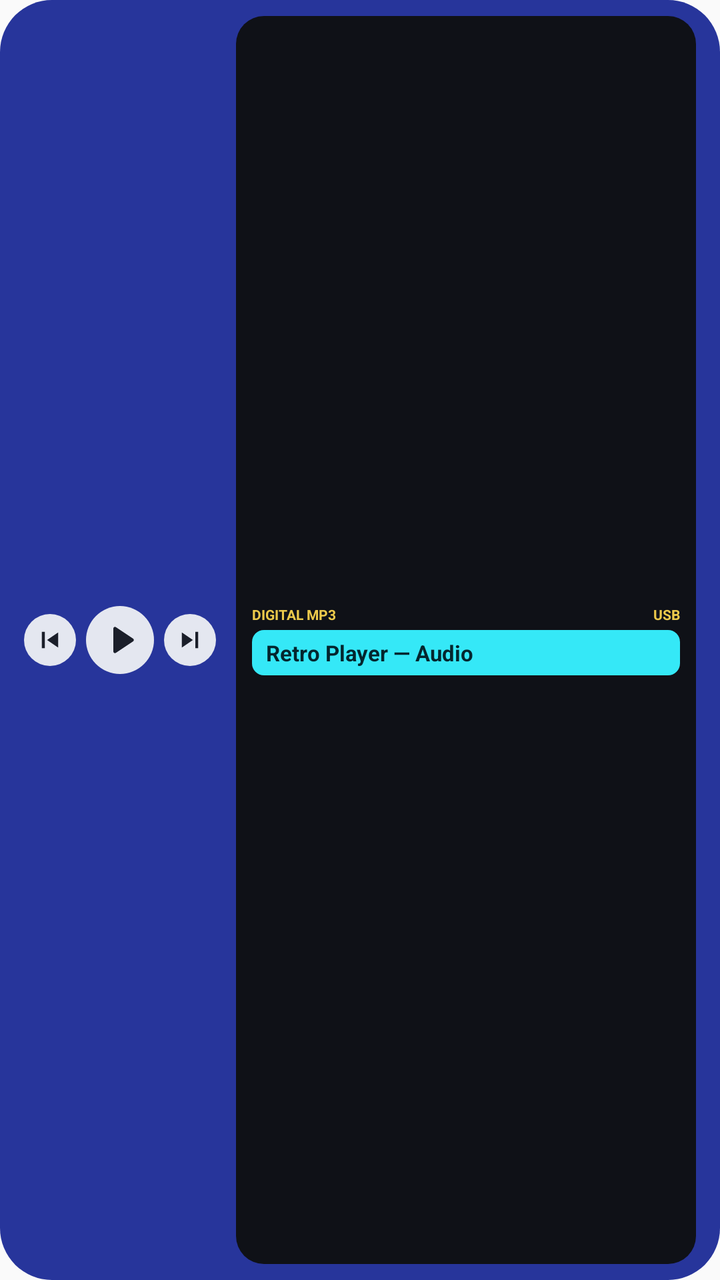
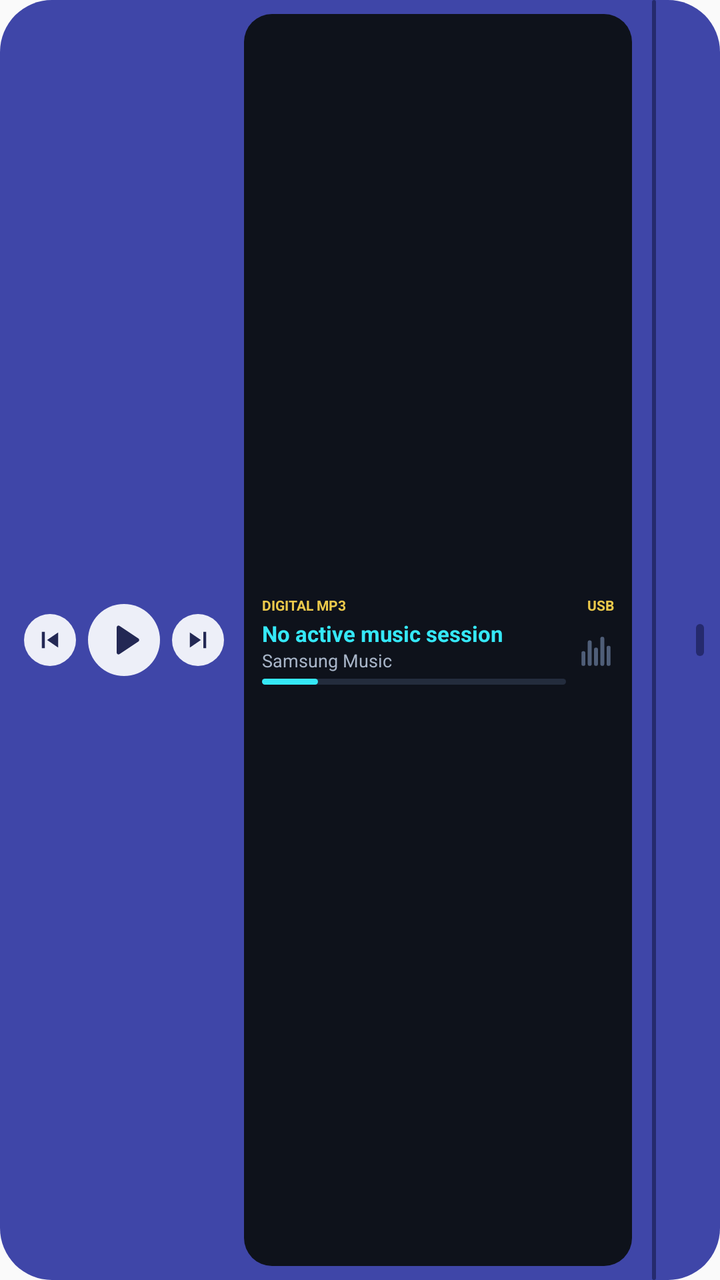

Compare the two renders of this Android layout. The source of the first and the diff that turns it into the second are given below.
<!-- AndroidManifest.xml: application theme Theme.OneUiExtraWidgets -->
<!-- res/layout/widget_preview_mp3.xml -->
<?xml version="1.0" encoding="utf-8"?>
<LinearLayout xmlns:android="http://schemas.android.com/apk/res/android"
    android:layout_width="match_parent"
    android:layout_height="match_parent"
    android:background="@drawable/bg_preview_mp3_shell"
    android:gravity="center_vertical"
    android:orientation="horizontal"
    android:paddingLeft="12dp"
    android:paddingTop="8dp"
    android:paddingRight="12dp"
    android:paddingBottom="8dp">

    
    <LinearLayout
        android:layout_width="wrap_content"
        android:layout_height="wrap_content"
        android:gravity="center_vertical"
        android:orientation="horizontal">

        <ImageView
            android:layout_width="26dp"
            android:layout_height="26dp"
            android:background="@drawable/bg_preview_silver_circle"
            android:contentDescription="@string/widget_music_mp3_title"
            android:padding="6dp"
            android:src="@drawable/ic_media_prev" />

        <ImageView
            android:layout_width="34dp"
            android:layout_height="34dp"
            android:layout_marginStart="5dp"
            android:background="@drawable/bg_preview_silver_circle"
            android:contentDescription="@string/widget_music_mp3_title"
            android:padding="7dp"
            android:src="@drawable/ic_media_play" />

        <ImageView
            android:layout_width="26dp"
            android:layout_height="26dp"
            android:layout_marginStart="5dp"
            android:background="@drawable/bg_preview_silver_circle"
            android:contentDescription="@string/widget_music_mp3_title"
            android:padding="6dp"
            android:src="@drawable/ic_media_next" />
    </LinearLayout>

    
    <LinearLayout
        android:layout_width="0dp"
        android:layout_height="match_parent"
        android:layout_marginStart="10dp"
        android:layout_weight="1"
        android:background="@drawable/bg_preview_mp3_bezel"
        android:gravity="center"
        android:orientation="vertical"
        android:paddingLeft="8dp"
        android:paddingTop="4dp"
        android:paddingRight="8dp"
        android:paddingBottom="4dp">

        <LinearLayout
            android:layout_width="match_parent"
            android:layout_height="wrap_content"
            android:orientation="horizontal">

            <TextView
                android:layout_width="wrap_content"
                android:layout_height="wrap_content"
                android:text="DIGITAL MP3"
                android:textColor="@color/oneui_preview_mp3_gold"
                android:textSize="7sp"
                android:textStyle="bold" />

            <FrameLayout
                android:layout_width="0dp"
                android:layout_height="1dp"
                android:layout_weight="1" />

            <TextView
                android:layout_width="wrap_content"
                android:layout_height="wrap_content"
                android:text="USB"
                android:textColor="@color/oneui_preview_mp3_gold"
                android:textSize="7sp"
                android:textStyle="bold" />
        </LinearLayout>

        <TextView
            android:layout_width="match_parent"
            android:layout_height="wrap_content"
            android:layout_marginTop="3dp"
            android:background="@drawable/bg_preview_lcd_cyan"
            android:ellipsize="end"
            android:maxLines="1"
            android:paddingLeft="7dp"
            android:paddingTop="4dp"
            android:paddingRight="7dp"
            android:paddingBottom="4dp"
            android:text="Retro Player — Audio"
            android:textColor="@color/oneui_preview_lcd_text_primary"
            android:textSize="11sp"
            android:textStyle="bold" />
    </LinearLayout>
</LinearLayout>
<!-- resources referenced by this layout -->
<resources>
  <color name="oneui_preview_lcd_text_primary">#FF04262E</color>
  <color name="oneui_preview_mp3_gold">#FFEBC94B</color>
  <!-- drawable bg_preview_lcd_cyan (drawable) -->
  <?xml version="1.0" encoding="utf-8"?>
  <shape xmlns:android="http://schemas.android.com/apk/res/android"
      android:shape="rectangle">
      <solid android:color="@color/oneui_preview_lcd_cyan_bg" />
      <corners android:radius="6dp" />
  </shape>
  <!-- drawable bg_preview_mp3_bezel (drawable) -->
  <?xml version="1.0" encoding="utf-8"?>
  <shape xmlns:android="http://schemas.android.com/apk/res/android"
      android:shape="rectangle">
      <solid android:color="@color/oneui_preview_mp3_bezel" />
      <corners android:radius="14dp" />
  </shape>
  <!-- drawable bg_preview_mp3_shell (drawable) -->
  <?xml version="1.0" encoding="utf-8"?>
  <shape xmlns:android="http://schemas.android.com/apk/res/android"
      android:shape="rectangle">
      <solid android:color="@color/oneui_preview_mp3_shell" />
      <corners android:radius="26dp" />
  </shape>
  <!-- drawable bg_preview_silver_circle (drawable) -->
  <?xml version="1.0" encoding="utf-8"?>
  <shape xmlns:android="http://schemas.android.com/apk/res/android"
      android:shape="oval">
      <solid android:color="@color/oneui_preview_mp3_silver_bg" />
  </shape>
  <!-- drawable ic_media_prev (drawable) -->
  <?xml version="1.0" encoding="utf-8"?>
  <vector xmlns:android="http://schemas.android.com/apk/res/android"
      android:width="24dp"
      android:height="24dp"
      android:viewportWidth="24"
      android:viewportHeight="24">
      <path
          android:fillColor="@color/oneui_preview_mp3_silver_text"
          android:pathData="M5,5h2.5v14H5zM9.5,12l9.5,6.5V5.5z" />
  </vector>
  <string name="widget_music_mp3_title">Retro Music: 2000s MP3 LCD</string>
  <style name="Theme.OneUiExtraWidgets" parent="Theme.AppCompat.DayNight.NoActionBar">
          <item name="android:statusBarColor">@android:color/transparent</item>
          <item name="android:navigationBarColor">@android:color/transparent</item>
      </style>
  <color name="oneui_preview_lcd_cyan_bg">#FF35E8F7</color>
  <color name="oneui_preview_mp3_bezel">#FF0F1117</color>
  <color name="oneui_preview_mp3_shell">#FF27359B</color>
  <color name="oneui_preview_mp3_silver_bg">#FFE4E7F0</color>
  <color name="oneui_preview_mp3_silver_text">#FF1B1F2A</color>
  <!-- unchanged entries left out for length: 2 -->
</resources>

<!-- the commit's change to res/layout/widget_preview_mp3.xml (unified diff, before → after) -->
@@ -4,18 +4,17 @@
     android:layout_height="match_parent"
     android:background="@drawable/bg_preview_mp3_shell"
     android:gravity="center_vertical"
-    android:orientation="horizontal"
-    android:paddingLeft="12dp"
-    android:paddingTop="8dp"
-    android:paddingRight="12dp"
-    android:paddingBottom="8dp">
+    android:orientation="horizontal">
 
     
     <LinearLayout
         android:layout_width="wrap_content"
         android:layout_height="wrap_content"
         android:gravity="center_vertical"
-        android:orientation="horizontal">
+        android:orientation="horizontal"
+        android:paddingStart="12dp"
+        android:paddingTop="8dp"
+        android:paddingBottom="8dp">
 
         <ImageView
             android:layout_width="26dp"
@@ -26,9 +25,9 @@
             android:src="@drawable/ic_media_prev" />
 
         <ImageView
-            android:layout_width="34dp"
-            android:layout_height="34dp"
-            android:layout_marginStart="5dp"
+            android:layout_width="36dp"
+            android:layout_height="36dp"
+            android:layout_marginStart="6dp"
             android:background="@drawable/bg_preview_silver_circle"
             android:contentDescription="@string/widget_music_mp3_title"
             android:padding="7dp"
@@ -37,7 +36,7 @@
         <ImageView
             android:layout_width="26dp"
             android:layout_height="26dp"
-            android:layout_marginStart="5dp"
+            android:layout_marginStart="6dp"
             android:background="@drawable/bg_preview_silver_circle"
             android:contentDescription="@string/widget_music_mp3_title"
             android:padding="6dp"
@@ -49,14 +48,17 @@
         android:layout_width="0dp"
         android:layout_height="match_parent"
         android:layout_marginStart="10dp"
+        android:layout_marginTop="7dp"
+        android:layout_marginEnd="10dp"
+        android:layout_marginBottom="7dp"
         android:layout_weight="1"
         android:background="@drawable/bg_preview_mp3_bezel"
-        android:gravity="center"
+        android:gravity="center_vertical"
         android:orientation="vertical"
-        android:paddingLeft="8dp"
-        android:paddingTop="4dp"
-        android:paddingRight="8dp"
-        android:paddingBottom="4dp">
+        android:paddingLeft="9dp"
+        android:paddingTop="5dp"
+        android:paddingRight="9dp"
+        android:paddingBottom="5dp">
 
         <LinearLayout
             android:layout_width="match_parent"
@@ -85,20 +87,76 @@
                 android:textStyle="bold" />
         </LinearLayout>
 
-        <TextView
+        <LinearLayout
             android:layout_width="match_parent"
             android:layout_height="wrap_content"
-            android:layout_marginTop="3dp"
-            android:background="@drawable/bg_preview_lcd_cyan"
-            android:ellipsize="end"
-            android:maxLines="1"
-            android:paddingLeft="7dp"
-            android:paddingTop="4dp"
-            android:paddingRight="7dp"
-            android:paddingBottom="4dp"
-            android:text="Retro Player — Audio"
-            android:textColor="@color/oneui_preview_lcd_text_primary"
-            android:textSize="11sp"
-            android:textStyle="bold" />
+            android:layout_marginTop="2dp"
+            android:gravity="center_vertical"
+            android:orientation="horizontal">
+
+            <LinearLayout
+                android:layout_width="0dp"
+                android:layout_height="wrap_content"
+                android:layout_weight="1"
+                android:orientation="vertical">
+
+                <TextView
+                    android:layout_width="match_parent"
+                    android:layout_height="wrap_content"
+                    android:ellipsize="end"
+                    android:maxLines="1"
+                    android:text="@string/music_no_track"
+                    android:textColor="@color/oneui_preview_mp3_title_cyan"
+                    android:textSize="11sp"
+                    android:textStyle="bold" />
+
+                <TextView
+                    android:layout_width="match_parent"
+                    android:layout_height="wrap_content"
+                    android:ellipsize="end"
+                    android:maxLines="1"
+                    android:text="Samsung Music"
+                    android:textColor="@color/oneui_preview_mp3_subtitle"
+                    android:textSize="9sp" />
+
+                <FrameLayout
+                    android:layout_width="match_parent"
+                    android:layout_height="3dp"
+                    android:layout_marginTop="3dp"
+                    android:background="@drawable/bg_preview_mp3_track">
+
+                    <FrameLayout
+                        android:layout_width="28dp"
+                        android:layout_height="match_parent"
+                        android:background="@drawable/bg_preview_mp3_track_active" />
+                </FrameLayout>
+            </LinearLayout>
+
+            <ImageView
+                android:layout_width="18dp"
+                android:layout_height="18dp"
+                android:layout_marginStart="6dp"
+                android:contentDescription="@string/widget_music_mp3_title"
+                android:src="@drawable/ic_preview_mp3_eq" />
+        </LinearLayout>
     </LinearLayout>
+
+    
+    <FrameLayout
+        android:layout_width="2dp"
+        android:layout_height="match_parent"
+        android:background="@drawable/bg_preview_mp3_seam" />
+
+    
+    <FrameLayout
+        android:layout_width="32dp"
+        android:layout_height="match_parent"
+        android:paddingEnd="8dp">
+
+        <FrameLayout
+            android:layout_width="4dp"
+            android:layout_height="16dp"
+            android:layout_gravity="end|center_vertical"
+            android:background="@drawable/bg_preview_mp3_seam" />
+    </FrameLayout>
 </LinearLayout>
<!-- resource entries referenced after the edit -->
@@ -1,14 +1,8 @@
 <!-- resources referenced by this layout -->
 <resources>
-  <color name="oneui_preview_lcd_text_primary">#FF04262E</color>
   <color name="oneui_preview_mp3_gold">#FFEBC94B</color>
-  <!-- drawable bg_preview_lcd_cyan (drawable) -->
-  <?xml version="1.0" encoding="utf-8"?>
-  <shape xmlns:android="http://schemas.android.com/apk/res/android"
-      android:shape="rectangle">
-      <solid android:color="@color/oneui_preview_lcd_cyan_bg" />
-      <corners android:radius="6dp" />
-  </shape>
+  <color name="oneui_preview_mp3_subtitle">#FFA8B5C8</color>
+  <color name="oneui_preview_mp3_title_cyan">#FF35E8F7</color>
   <!-- drawable bg_preview_mp3_bezel (drawable) -->
   <?xml version="1.0" encoding="utf-8"?>
   <shape xmlns:android="http://schemas.android.com/apk/res/android"
@@ -16,12 +10,33 @@
       <solid android:color="@color/oneui_preview_mp3_bezel" />
       <corners android:radius="14dp" />
   </shape>
+  <!-- drawable bg_preview_mp3_seam (drawable) -->
+  <?xml version="1.0" encoding="utf-8"?>
+  <shape xmlns:android="http://schemas.android.com/apk/res/android"
+      android:shape="rectangle">
+      <solid android:color="@color/oneui_preview_mp3_seam" />
+      <corners android:radius="2dp" />
+  </shape>
   <!-- drawable bg_preview_mp3_shell (drawable) -->
   <?xml version="1.0" encoding="utf-8"?>
   <shape xmlns:android="http://schemas.android.com/apk/res/android"
       android:shape="rectangle">
       <solid android:color="@color/oneui_preview_mp3_shell" />
       <corners android:radius="26dp" />
+  </shape>
+  <!-- drawable bg_preview_mp3_track (drawable) -->
+  <?xml version="1.0" encoding="utf-8"?>
+  <shape xmlns:android="http://schemas.android.com/apk/res/android"
+      android:shape="rectangle">
+      <solid android:color="@color/oneui_preview_mp3_track_bg" />
+      <corners android:radius="2dp" />
+  </shape>
+  <!-- drawable bg_preview_mp3_track_active (drawable) -->
+  <?xml version="1.0" encoding="utf-8"?>
+  <shape xmlns:android="http://schemas.android.com/apk/res/android"
+      android:shape="rectangle">
+      <solid android:color="@color/oneui_preview_mp3_title_cyan" />
+      <corners android:radius="2dp" />
   </shape>
   <!-- drawable bg_preview_silver_circle (drawable) -->
   <?xml version="1.0" encoding="utf-8"?>
@@ -40,16 +55,32 @@
           android:fillColor="@color/oneui_preview_mp3_silver_text"
           android:pathData="M5,5h2.5v14H5zM9.5,12l9.5,6.5V5.5z" />
   </vector>
+  <!-- drawable ic_preview_mp3_eq (drawable) -->
+  <?xml version="1.0" encoding="utf-8"?>
+  <vector xmlns:android="http://schemas.android.com/apk/res/android"
+      android:width="20dp"
+      android:height="20dp"
+      android:viewportWidth="20"
+      android:viewportHeight="20">
+      <path
+          android:pathData="M3,17V11 M6.5,17V5 M10,17V9 M13.5,17V3 M17,17V8"
+          android:strokeColor="@color/oneui_preview_mp3_eq_bar"
+          android:strokeLineCap="round"
+          android:strokeWidth="2.2" />
+  </vector>
+  <string name="music_no_track">No active music session</string>
   <string name="widget_music_mp3_title">Retro Music: 2000s MP3 LCD</string>
   <style name="Theme.OneUiExtraWidgets" parent="Theme.AppCompat.DayNight.NoActionBar">
           <item name="android:statusBarColor">@android:color/transparent</item>
           <item name="android:navigationBarColor">@android:color/transparent</item>
       </style>
-  <color name="oneui_preview_lcd_cyan_bg">#FF35E8F7</color>
-  <color name="oneui_preview_mp3_bezel">#FF0F1117</color>
-  <color name="oneui_preview_mp3_shell">#FF27359B</color>
-  <color name="oneui_preview_mp3_silver_bg">#FFE4E7F0</color>
-  <color name="oneui_preview_mp3_silver_text">#FF1B1F2A</color>
+  <color name="oneui_preview_mp3_bezel">#FF0E121B</color>
+  <color name="oneui_preview_mp3_seam">#FF252A6E</color>
+  <color name="oneui_preview_mp3_shell">#FF3F46A8</color>
+  <color name="oneui_preview_mp3_track_bg">#FF232C3D</color>
+  <color name="oneui_preview_mp3_silver_bg">#FFEDEFF8</color>
+  <color name="oneui_preview_mp3_silver_text">#FF232854</color>
+  <color name="oneui_preview_mp3_eq_bar">#FF4F5E78</color>
   <!-- unchanged entries left out for length: 2 -->
 </resources>
 
